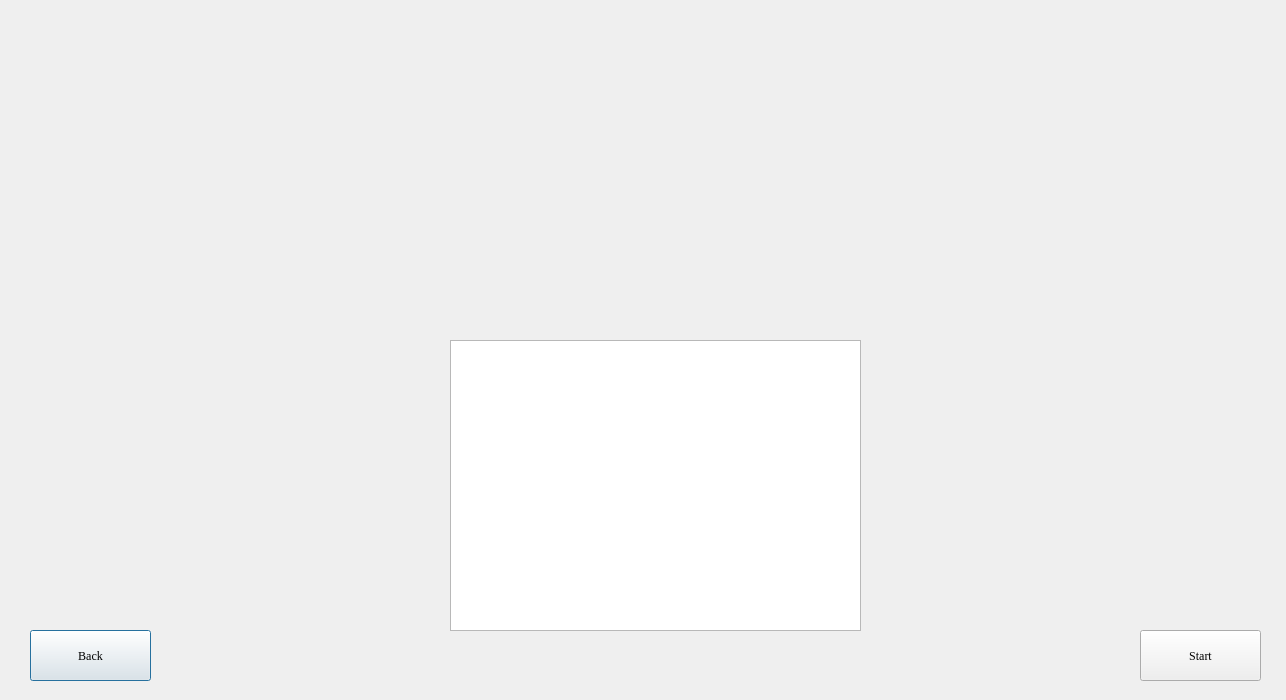
Old version of the form Qt/computervspersonwindow.ui in the repository alaamhassan/OthelloGameProject.
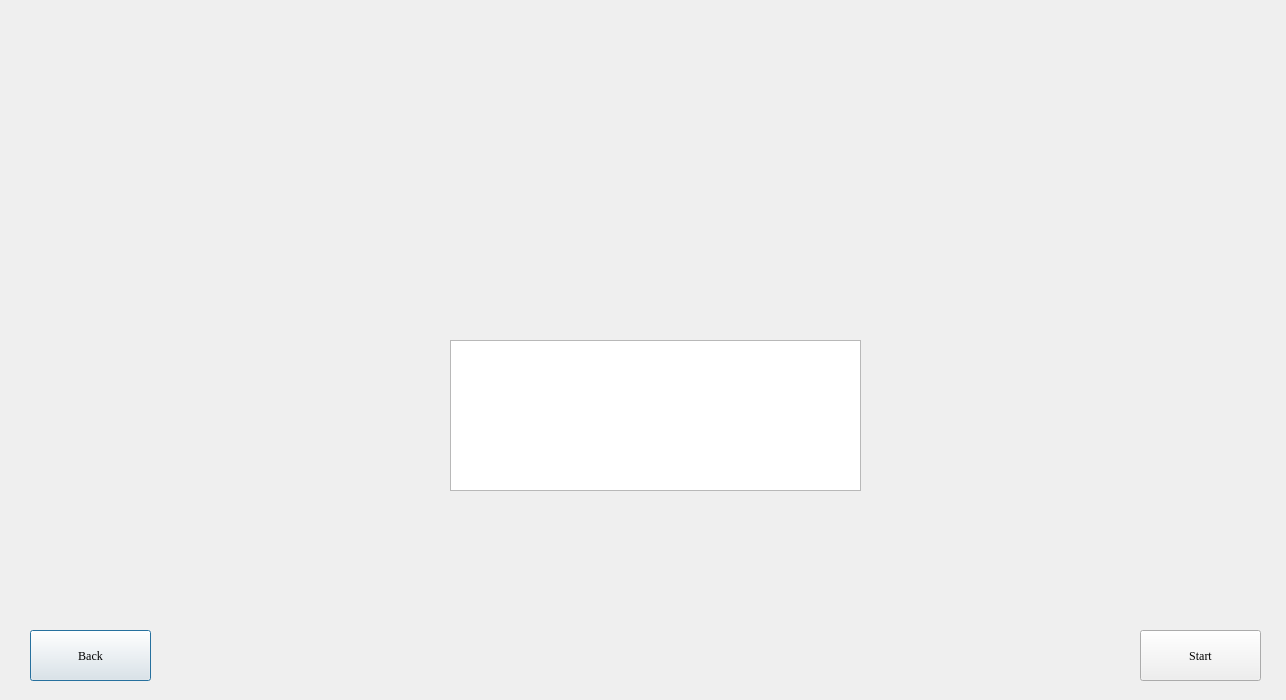
New version of the form.

```diff
--- a/Qt/computervspersonwindow.ui
+++ b/Qt/computervspersonwindow.ui
@@ -19,7 +19,7 @@
      <x>450</x>
      <y>340</y>
      <width>411</width>
-     <height>291</height>
+     <height>151</height>
     </rect>
    </property>
    <property name="font">
```
